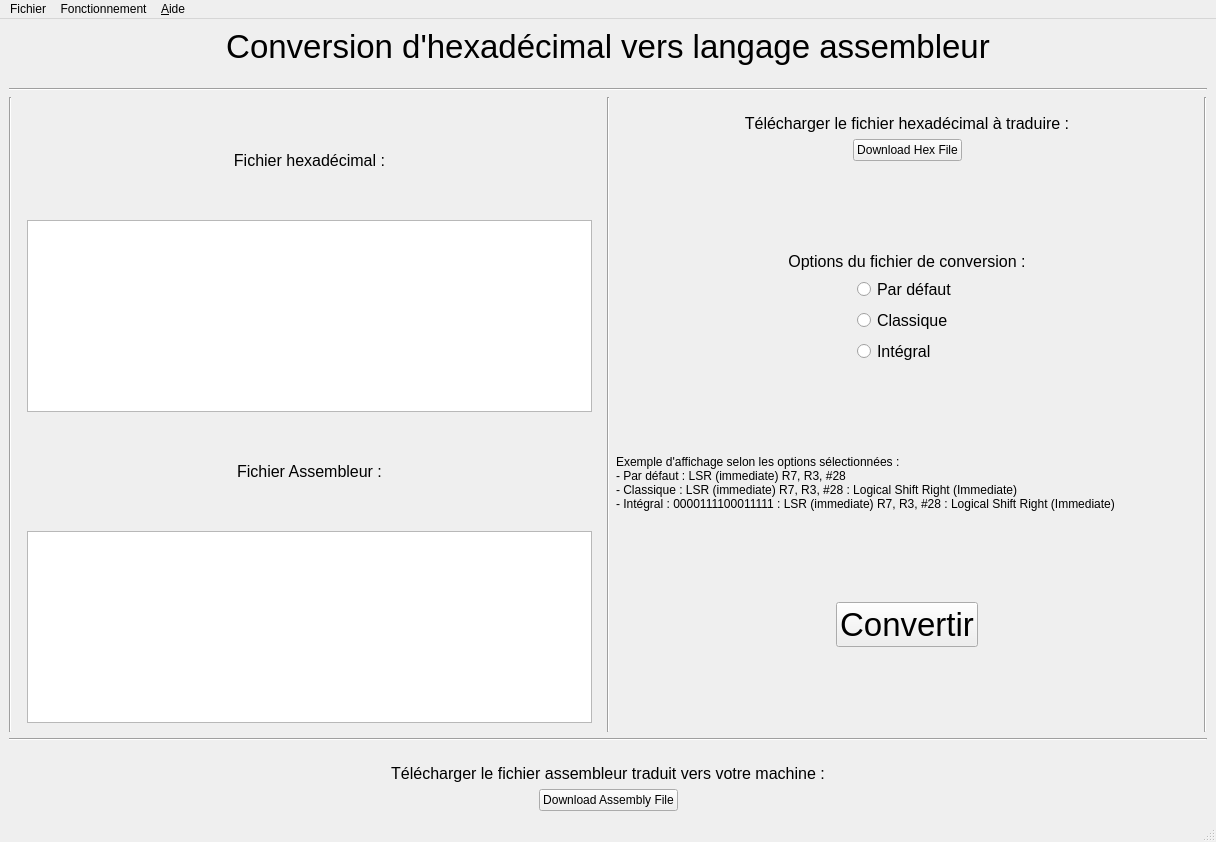
Before: the Qt Designer form OtherFiles/MainWindow.ui in valentinbaudon/M1_Project_HexToAssemblyConverter, drawn with Qt 5.
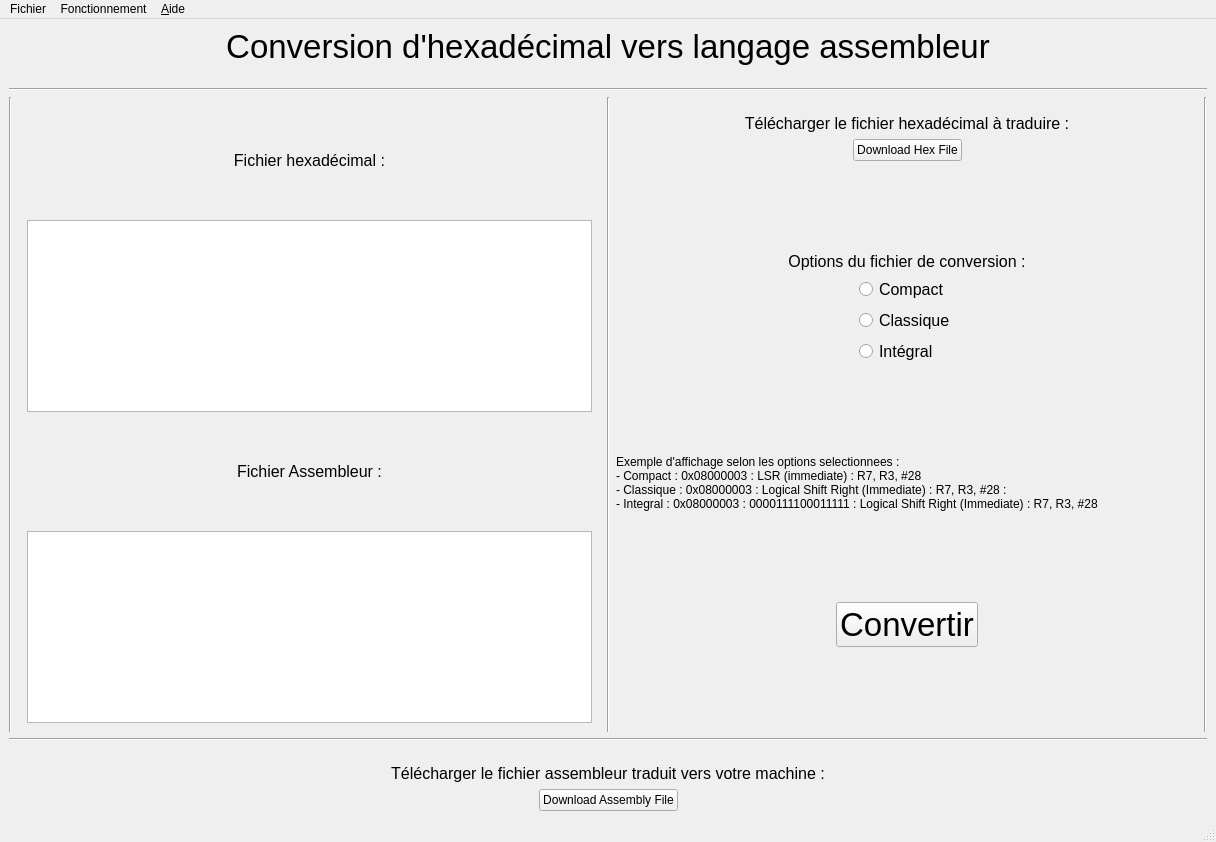
After: the same form once the commit is applied.

Commit message: corrections typo et commentaires

The edit to the form file:
```diff
--- a/OtherFiles/MainWindow.ui
+++ b/OtherFiles/MainWindow.ui
@@ -283,7 +283,7 @@
                </font>
               </property>
               <property name="text">
-               <string>Par défaut</string>
+               <string>Compact</string>
               </property>
              </widget>
             </item>
@@ -352,10 +352,10 @@
            </font>
           </property>
           <property name="text">
-           <string>Exemple d'affichage selon les options sélectionnées :
-- Par défaut : LSR (immediate) R7, R3, #28
-- Classique : LSR (immediate) R7, R3, #28 : Logical Shift Right (Immediate)
-- Intégral : 0000111100011111 : LSR (immediate) R7, R3, #28 : Logical Shift Right (Immediate)</string>
+           <string>Exemple d'affichage selon les options selectionnees :
+- Compact : 0x08000003 : LSR (immediate) : R7, R3, #28
+- Classique : 0x08000003 : Logical Shift Right (Immediate) : R7, R3, #28 : 
+- Integral : 0x08000003 : 0000111100011111 : Logical Shift Right (Immediate) : R7, R3, #28</string>
           </property>
           <property name="alignment">
            <set>Qt::AlignLeading|Qt::AlignLeft|Qt::AlignVCenter</set>
```
The commit also changes 1 other file.
